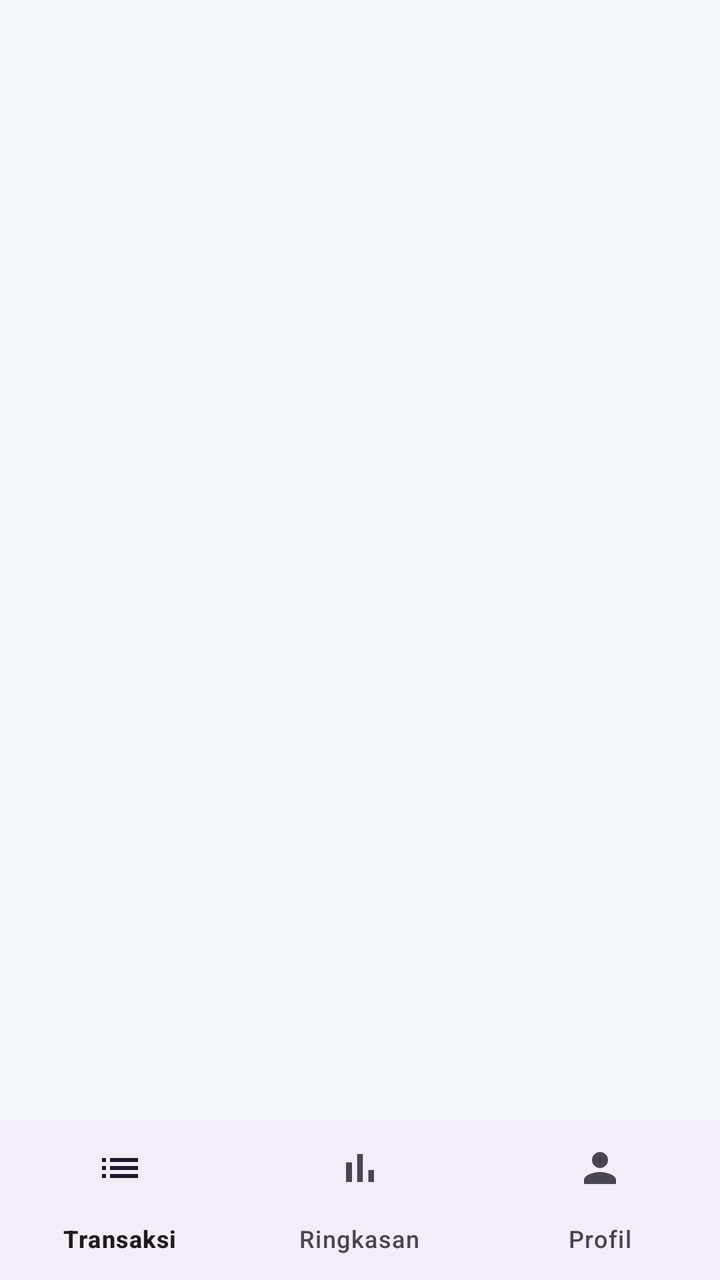
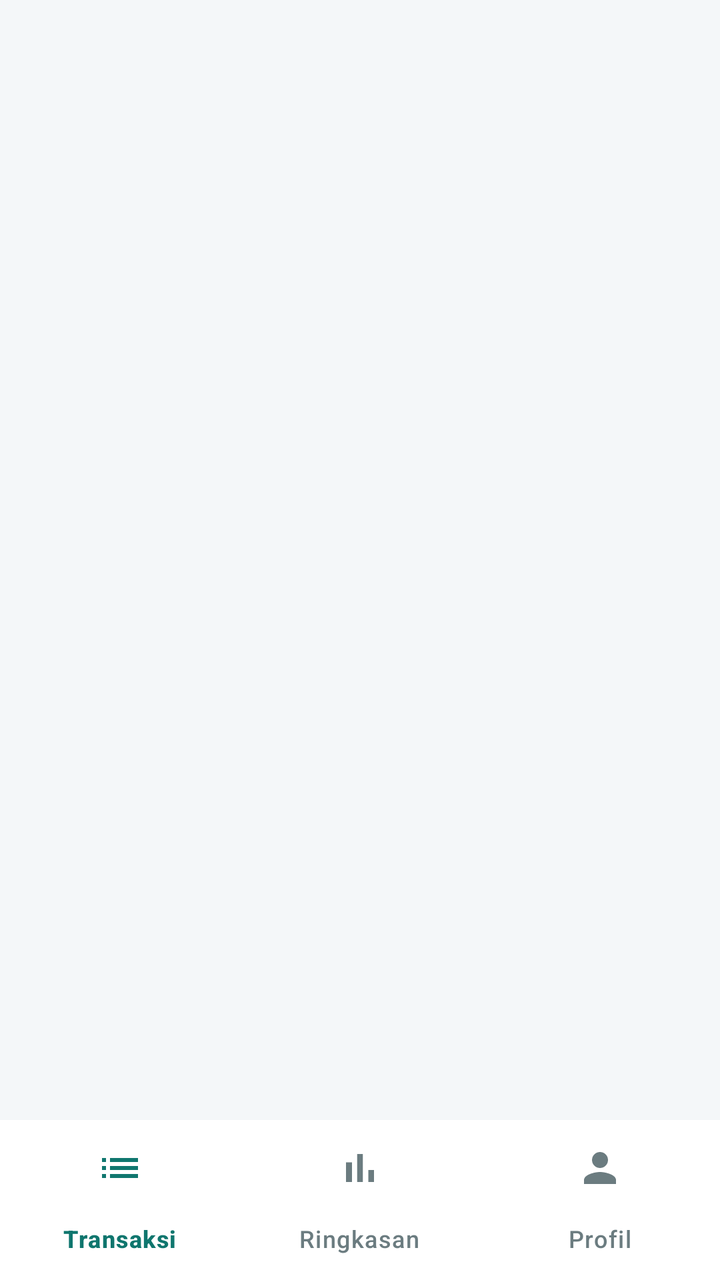

Before-and-after screenshots of an Android layout around one commit, followed by the original layout XML and the change that was made.
<!-- AndroidManifest.xml: application theme Theme.Kasku -->
<!-- res/layout/activity_main.xml -->
<?xml version="1.0" encoding="utf-8"?>
<LinearLayout xmlns:android="http://schemas.android.com/apk/res/android"
    android:layout_width="match_parent"
    android:layout_height="match_parent"
    android:orientation="vertical">

    <FrameLayout
        android:id="@+id/container"
        android:layout_width="match_parent"
        android:layout_height="0dp"
        android:layout_weight="1" />

    <com.google.android.material.bottomnavigation.BottomNavigationView
        android:id="@+id/bottomNav"
        android:layout_width="match_parent"
        android:layout_height="wrap_content"
        app:menu="@menu/bottom_nav"
        xmlns:app="http://schemas.android.com/apk/res-auto" />
</LinearLayout>
<!-- resources referenced by this layout -->
<resources>
  <style name="Theme.Kasku" parent="Theme.Material3.DayNight.NoActionBar">
          <item name="colorPrimary">@color/primary</item>
          <item name="colorOnPrimary">@color/on_primary</item>
          <item name="android:colorBackground">@color/bg_screen</item>
          <item name="android:windowBackground">@color/bg_screen</item>
          <item name="android:statusBarColor">@color/gradient_start</item>
          <item name="android:windowLightStatusBar">false</item>
          <item name="materialButtonStyle">@style/Widget.Kasku.Button</item>
      </style>
  <color name="primary">#0F766E</color>
  <color name="on_primary">#FFFFFFFF</color>
  <color name="bg_screen">#F4F7F9</color>
  <color name="gradient_start">#0B3B4C</color>
  <style name="Widget.Kasku.Button" parent="Widget.Material3.Button">
          <item name="cornerRadius">16dp</item>
          <item name="android:minHeight">52dp</item>
          <item name="android:textAllCaps">false</item>
          <item name="android:textSize">15sp</item>
          <item name="android:textStyle">bold</item>
      </style>
</resources>

<!-- the commit's change to res/layout/activity_main.xml (unified diff, before → after) -->
@@ -1,5 +1,6 @@
 <?xml version="1.0" encoding="utf-8"?>
 <LinearLayout xmlns:android="http://schemas.android.com/apk/res/android"
+    xmlns:app="http://schemas.android.com/apk/res-auto"
     android:layout_width="match_parent"
     android:layout_height="match_parent"
     android:orientation="vertical">
@@ -14,6 +15,11 @@
         android:id="@+id/bottomNav"
         android:layout_width="match_parent"
         android:layout_height="wrap_content"
-        app:menu="@menu/bottom_nav"
-        xmlns:app="http://schemas.android.com/apk/res-auto" />
+        android:background="@color/card_bg"
+        android:elevation="12dp"
+        app:itemIconTint="@color/nav_item"
+        app:itemTextColor="@color/nav_item"
+        app:itemRippleColor="@color/primary_soft"
+        app:labelVisibilityMode="labeled"
+        app:menu="@menu/bottom_nav" />
 </LinearLayout>
<!-- resource entries referenced after the edit -->
@@ -1,5 +1,7 @@
 <!-- resources referenced by this layout -->
 <resources>
+  <color name="card_bg">#FFFFFFFF</color>
+  <color name="primary_soft">#E6F6F4</color>
   <style name="Theme.Kasku" parent="Theme.Material3.DayNight.NoActionBar">
           <item name="colorPrimary">@color/primary</item>
           <item name="colorOnPrimary">@color/on_primary</item>
